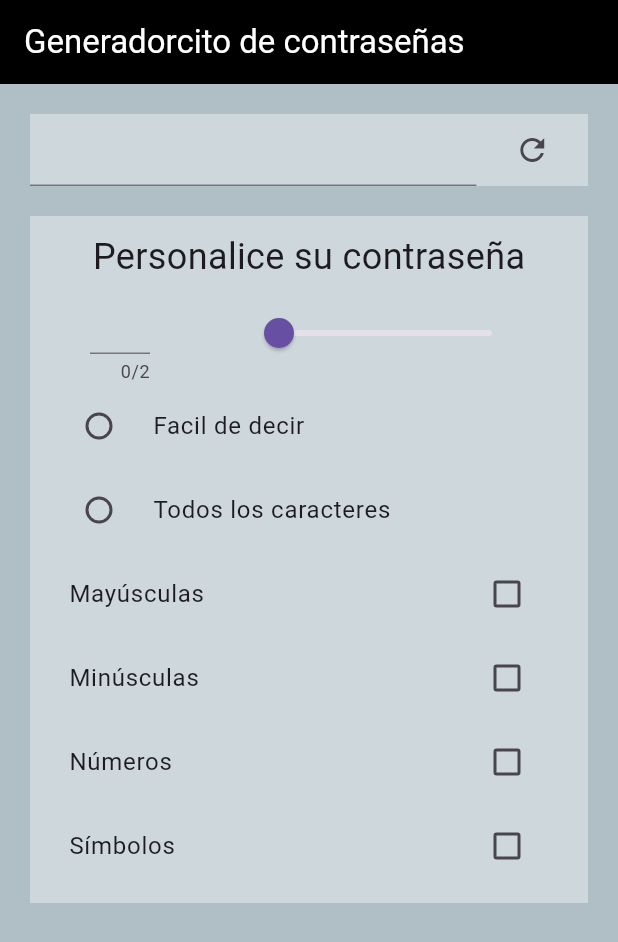
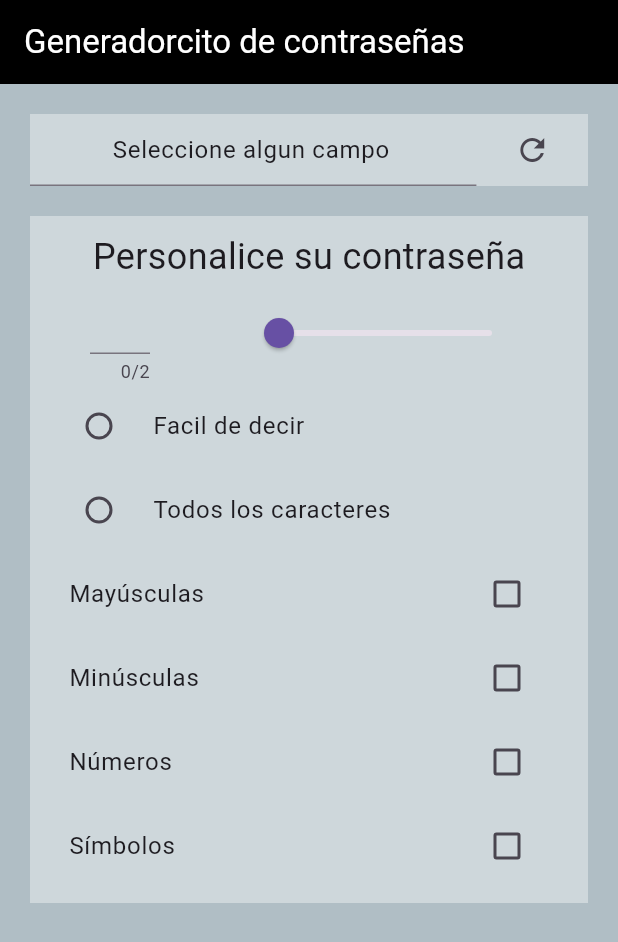
Before and after one commit to emanueljulio420/cifrador, a Flutter app: the screen it shows after launch, after a tap on the "refresh" icon, on a phone screen of 412 x 824 dp. Shown: the top 942 px of the screen. Run offline on Flutter 3.47's test engine with Material 3 defaults, Android fonts, the phone set to English and light mode, and no system bars.

Commit message:
Final x3

```diff
--- a/cifrador/lib/main.dart
+++ b/cifrador/lib/main.dart
@@ -13,7 +13,7 @@ class MainApp extends StatelessWidget {
     return MaterialApp(
         home: Scaffold(
       appBar: AppBar(
-        title: Text(
+        title: const Text(
           "Generadorcito de contraseñas",
           style: TextStyle(color: Colors.white),
         ),
--- a/cifrador/lib/views/widgets/Generador.dart
+++ b/cifrador/lib/views/widgets/Generador.dart
@@ -257,6 +257,11 @@ class _generadorState extends State<generador> {
     int j = 0;
     int k = 0;
 
+    if (values["mayusculas"] ||
+        values["minusculas"] ||
+        values["numeros"] ||
+        values["simbolos"] ||
+        values["sliderValue"] != 0) {
       for (var i = 0; i < values["sliderValue"]; i++) {
         j = random.nextInt(4);
 
@@ -280,10 +285,13 @@ class _generadorState extends State<generador> {
           password = password + "${simbolos[k]}";
         }
 
-      if (password.length < i) {
+        if (password.length <= i) {
           i--;
         }
       }
       _Passwordcontroller.text = password;
+    } else {
+      _Passwordcontroller.text = "Seleccione algun campo";
     }
   }
+}
```
Lines whose indentation alone changed are shown as unchanged.
